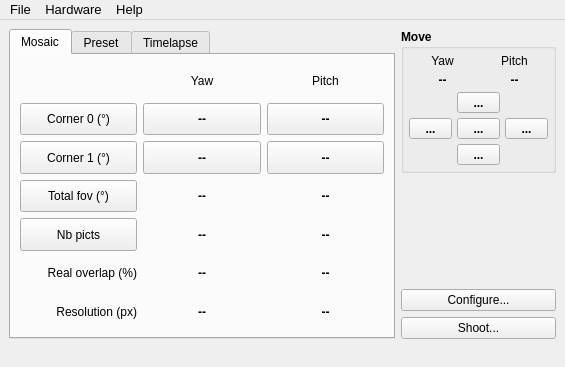
bingostar89/Papywizard, file papywizard/view/ui/mainWindow.ui: the form before one commit.
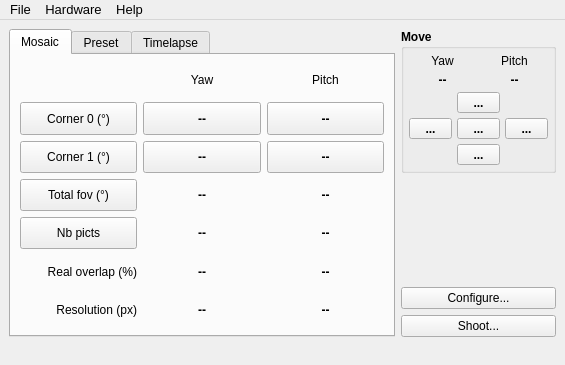
The form after the commit. Icons and pictures are not drawn.

Commit message: Added 'Suspend Spy' menu action

Patch:
```diff
--- a/papywizard/view/ui/mainWindow.ui
+++ b/papywizard/view/ui/mainWindow.ui
@@ -7,7 +7,7 @@
     <x>0</x>
     <y>0</y>
     <width>565</width>
-    <height>367</height>
+    <height>365</height>
    </rect>
   </property>
   <property name="minimumSize">
```
Left out of the diff: 32 changed lines with no effect on the pictures.
